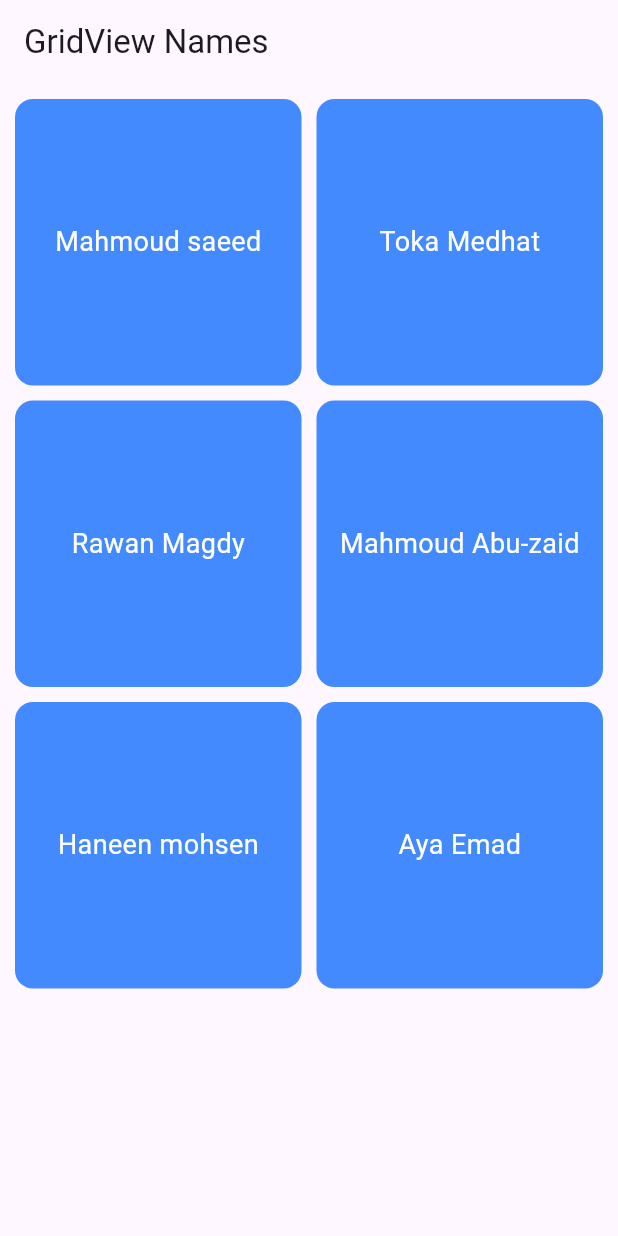
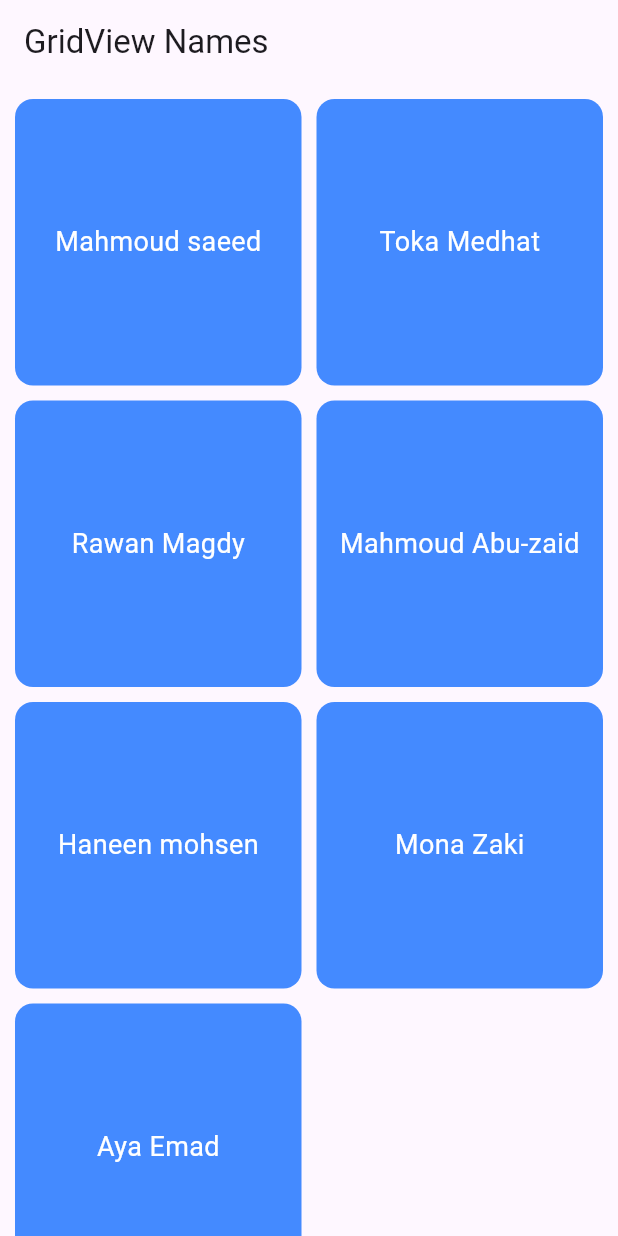
Before and after one commit to mahmoudsaeedm24/nti_std, a Flutter app: the screen it shows after launch, on a phone screen of 412 x 824 dp. Run offline on Flutter 3.47's test engine with Material 3 defaults, Android fonts, the phone set to English and light mode, and no system bars.

Commit message:
added new message
# Conflicts:
#	lib/features/data_source.dart

```diff
--- a/lib/features/data_source.dart
+++ b/lib/features/data_source.dart
@@ -48,6 +48,19 @@ I just wanted to take a moment to sincerely thank you, Your respectful attitude,
         "I would like to sincerely thank you for the great effort you put in with us throughout the course. You were always keen to explain in a simple and easy way, and that really helped me benefit and understand the framework more deeply. Honestly, you were the reason I started to love the field even more. Thank you so much for your patience, your support, and for answering all my questions. I wish you all the best in your career",
   ),
   Person(
+    name: "Mona Zaki",
+    message: """I would like to express my heartfelt gratitude to Eng. Mohamed Emad for his great effort, patience, and dedication during our Flutter training.
+
+Your way of teaching was not only clear and practical but also inspiring,which made me more motivated to continue in this field.
+  I truly appreciate the time you gave us, your respect towards everyone, and your continuous encouragement to always do our best.
+
+Thank you for being more than just an instructor, but also a real role model. May Allah bless you, increase your knowledge, and reward you abundantly for every effort you put into guiding us. 🌸
+""",
+    screenColor: ColorPallete.purple,
+  ),
+
+
+  Person(
     name: 'Aya Emad',
     message: """Hello Eng. Mohamed Emad,
 
```
